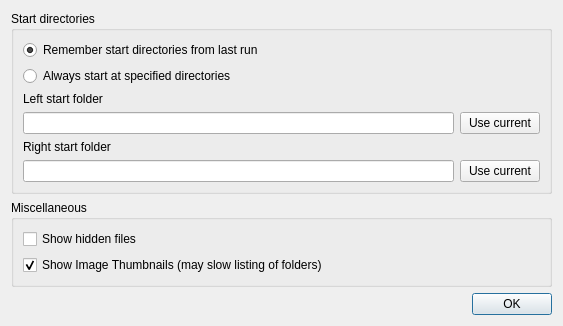
This is src/config.ui in suncore/dflynav as Qt 5 draws it before an edit. The edited form follows.
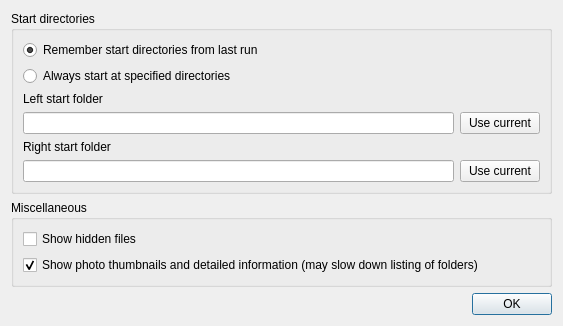
This is the edited form.

Diff of the .ui file:
```diff
--- a/src/config.ui
+++ b/src/config.ui
@@ -43,7 +43,7 @@
       <item row="1" column="0">
        <widget class="QCheckBox" name="showThumbs">
         <property name="text">
-         <string>Show Image Thumbnails (may slow listing of folders)</string>
+         <string>Show photo thumbnails and detailed information (may slow down listing of folders)</string>
         </property>
         <property name="checked">
          <bool>true</bool>
```
